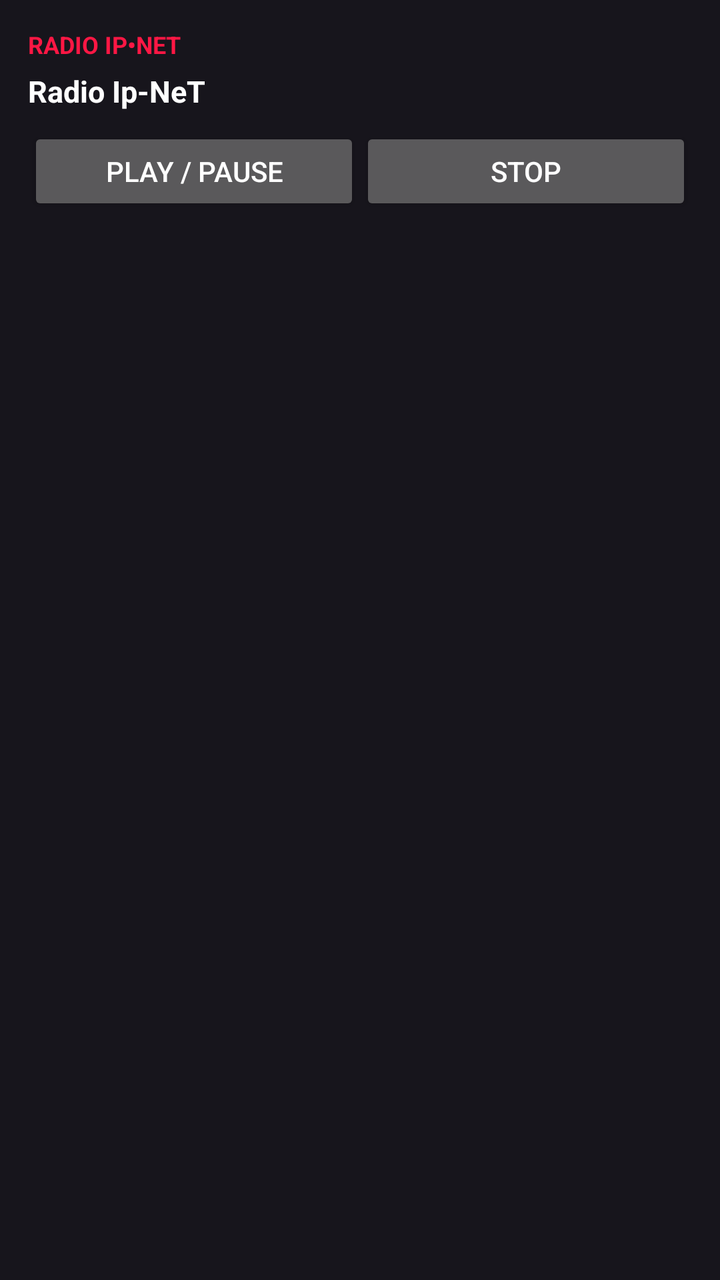
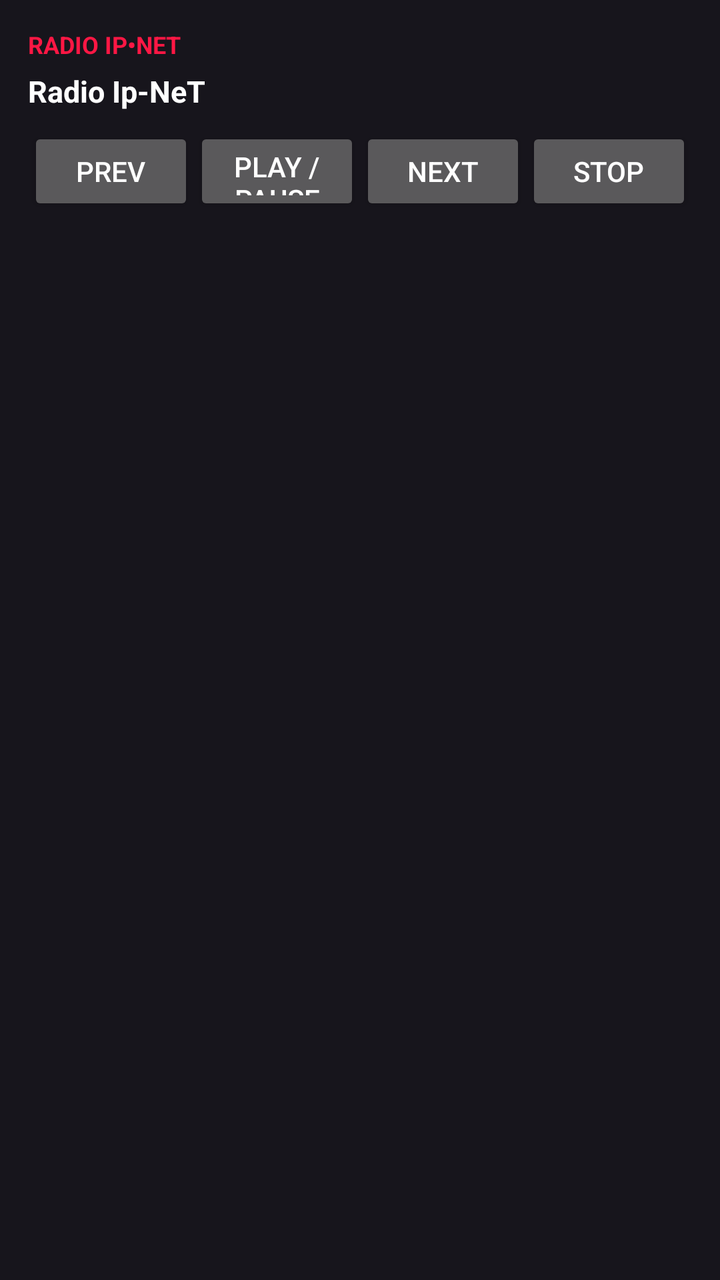

Before-and-after screenshots of an Android layout around one commit, followed by the original layout XML and the change that was made.
<!-- AndroidManifest.xml: application theme android:Theme.Material.NoActionBar -->
<!-- res/layout/radio_widget.xml -->
<?xml version="1.0" encoding="utf-8"?>
<LinearLayout xmlns:android="http://schemas.android.com/apk/res/android"
    android:id="@+id/widget_root"
    android:layout_width="match_parent"
    android:layout_height="wrap_content"
    android:orientation="vertical"
    android:padding="14dp"
    android:background="#17151C">
    <TextView
        android:layout_width="wrap_content"
        android:layout_height="wrap_content"
        android:text="RADIO IP•NET"
        android:textColor="#FFFF1744"
        android:textStyle="bold"
        android:textSize="12sp" />
    <TextView
        android:id="@+id/widget_station"
        android:layout_width="match_parent"
        android:layout_height="wrap_content"
        android:text="Radio Ip-NeT"
        android:textColor="#FFFFFFFF"
        android:textStyle="bold"
        android:textSize="15sp"
        android:maxLines="1"
        android:ellipsize="end"
        android:paddingTop="5dp" />
    <LinearLayout
        android:layout_width="match_parent"
        android:layout_height="wrap_content"
        android:orientation="horizontal"
        android:gravity="center"
        android:paddingTop="8dp">
        <Button
            android:id="@+id/widget_play"
            android:layout_width="0dp"
            android:layout_height="44dp"
            android:layout_weight="1"
            android:text="PLAY / PAUSE"
            android:textAllCaps="false" />
        <Button
            android:id="@+id/widget_stop"
            android:layout_width="0dp"
            android:layout_height="44dp"
            android:layout_weight="1"
            android:text="STOP"
            android:textAllCaps="false" />
    </LinearLayout>
</LinearLayout>
<!-- resources referenced by this layout -->
<resources>

</resources>

<!-- the commit's change to res/layout/radio_widget.xml (unified diff, before → after) -->
@@ -31,11 +31,25 @@
         android:gravity="center"
         android:paddingTop="8dp">
         <Button
+            android:id="@+id/widget_previous"
+            android:layout_width="0dp"
+            android:layout_height="44dp"
+            android:layout_weight="1"
+            android:text="PREV"
+            android:textAllCaps="false" />
+        <Button
             android:id="@+id/widget_play"
             android:layout_width="0dp"
             android:layout_height="44dp"
             android:layout_weight="1"
             android:text="PLAY / PAUSE"
+            android:textAllCaps="false" />
+        <Button
+            android:id="@+id/widget_next"
+            android:layout_width="0dp"
+            android:layout_height="44dp"
+            android:layout_weight="1"
+            android:text="NEXT"
             android:textAllCaps="false" />
         <Button
             android:id="@+id/widget_stop"
